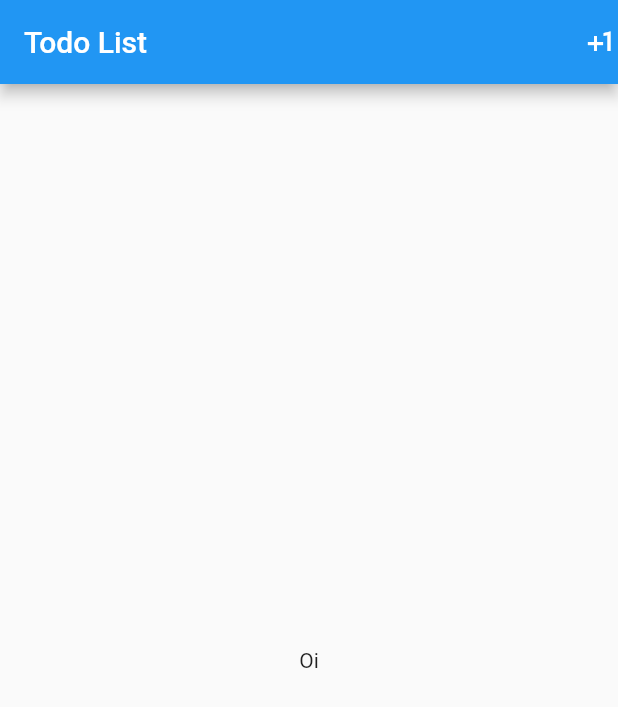
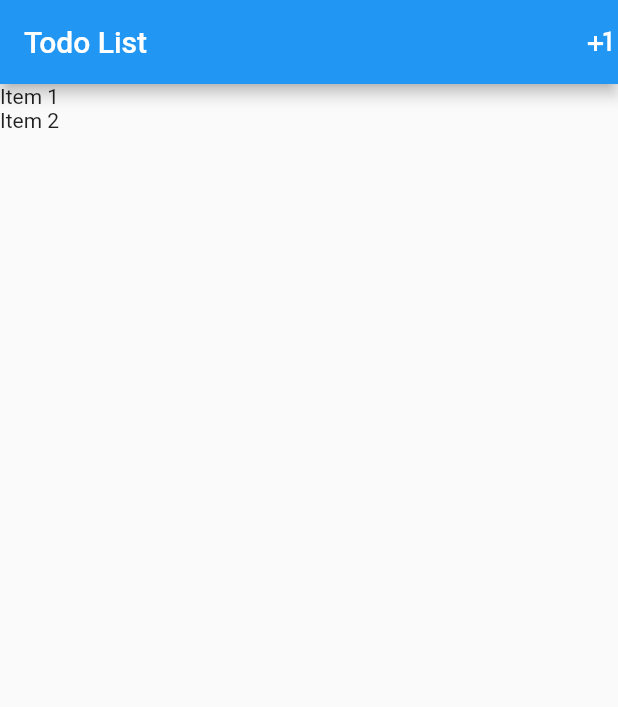
Before and after one commit to sisouza/betapp, a Flutter app: the screen it shows after launch, on a phone screen of 412 x 824 dp. Shown: the top 707 px of the screen. Run offline on Flutter 3.47's test engine with Material 2 defaults, Android fonts, the phone set to English and light mode, and no system bars.

Commit message:
building iten class and showing itens

```diff
--- a/lib/main.dart
+++ b/lib/main.dart
@@ -1,4 +1,5 @@
 import 'package:flutter/material.dart';
+import 'models/iten.dart';
 
 void main() {
   runApp(MyApp());
@@ -29,7 +30,21 @@ class MyApp extends StatelessWidget {
   }
 }
 
-class HomePage extends StatelessWidget {
+class HomePage extends StatefulWidget {
+  List<Iten> itens = <Iten>[];
+
+//construtor
+  HomePage() {
+    itens = [];
+    itens.add(Iten(title: "Item 1", done: false));
+    itens.add(Iten(title: "Item 2", done: true));
+  }
+
+  @override
+  _HomePageState createState() => _HomePageState();
+}
+
+class _HomePageState extends State<HomePage> {
   @override
   Widget build(BuildContext context) {
     return Scaffold(
@@ -39,8 +54,14 @@ class HomePage extends StatelessWidget {
           Icon(Icons.plus_one),
         ],
       ),
-      body: Container(
-        child: Center(child: Text("Oi")),
+
+      //vai mostrar os itens na tela baseado no tamanho deles
+      body: ListView.builder(
+        itemCount: widget.itens.length,
+        //aqui é o que vai mostrar na tela e como vai mostar design
+        itemBuilder: (BuildContext ctxt, int index) {
+          return Text(widget.itens[index].title);
+        },
       ),
     );
   }
--- /dev/null
+++ b/lib/models/iten.dart
@@ -0,0 +1,21 @@
+class Iten {
+  String title;
+  bool done;
+
+  Iten({this.title, this.done});
+
+  //converter o objeto de string pra json
+  Iten.fromJson(Map<String, dynamic> json) {
+    //pegando as props de dentro do json e passando pro que esta acima
+    title = json['title'];
+    done = json['done'];
+  }
+
+  //dps de converter pra json volta para o formato map string que pois é o formato original
+  Map<String, dynamic> toJson() {
+    final Map<String, dynamic> data = new Map<String, dynamic>();
+    data['title'] = this.title;
+    data['done'] = this.done;
+    return data;
+  }
+}
```
